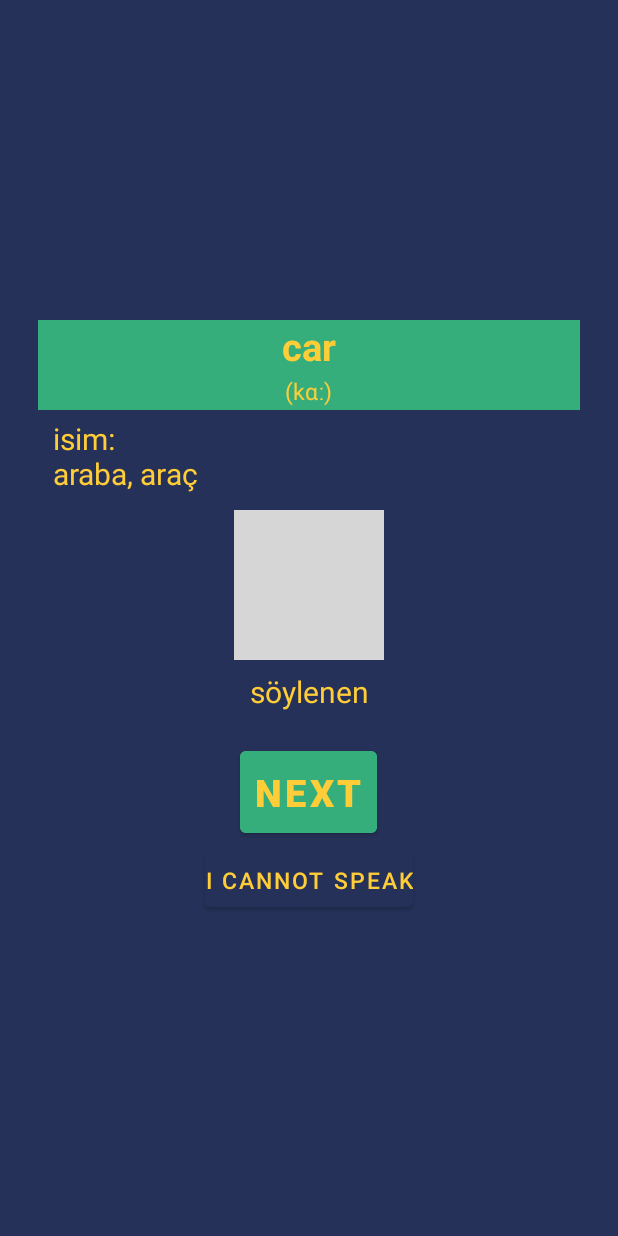
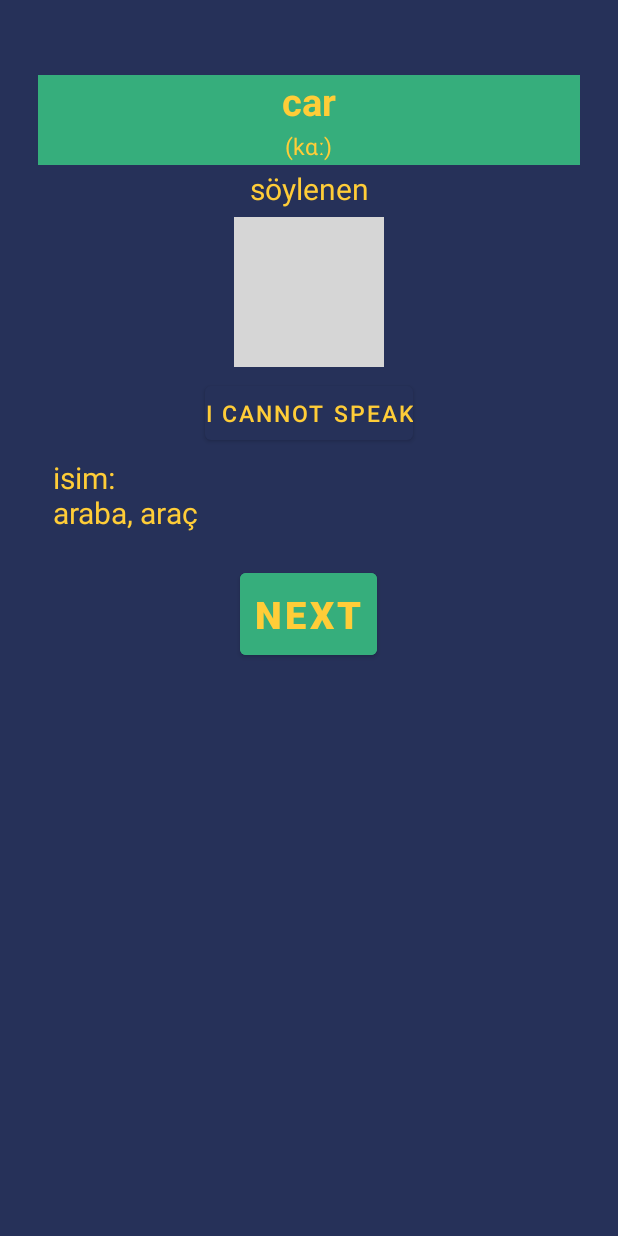
Before and after one commit to OrkunDmrc/puppydictionary, an Android app: the layout fragment_study_speak.xml on its own in the app's theme, with its tools: preview values and no code run, on a phone screen of 412 x 824 dp. Run offline under Robolectric (Android 15) with nearby library versions, the phone set to English and light mode, and no system bars; grey boxes are pictures that could not be loaded.

Commit message:
fixed bug in Study

```diff
--- a/app/src/main/java/com/example/puppydictinary/view/StudyVoice.kt
+++ b/app/src/main/java/com/example/puppydictinary/view/StudyVoice.kt
@@ -22,7 +22,7 @@ import java.util.*
 import kotlin.collections.ArrayList
 
 class StudyVoice(val wordsList: ArrayList<WordViewModel>, val studyImageViews: ArrayList<ImageView>) : Fragment() {
-    private var wordIndex: Int = 0
+    private var wordIndex: Int = -1
     var tts: TextToSpeech? = null
 
     override fun onCreate(savedInstanceState: Bundle?) {
@@ -63,11 +63,10 @@ class StudyVoice(val wordsList: ArrayList<WordViewModel>, val studyImageViews: A
             imm.hideSoftInputFromWindow(view?.getWindowToken(), 0)
             check_button.isEnabled = false
             description_layout.visibility = View.VISIBLE
-            wordIndex++
             nextButton.visibility = View.VISIBLE
         }
         nextButton.setOnClickListener {
-            if(wordIndex < wordsList.size)
+            if(wordIndex < wordsList.size - 1)
                 fillObjects()
             else
                 parentFragmentManager.beginTransaction().replace(R.id.study_frame, StudySpeak(wordsList, studyImageViews)).commit()
@@ -80,6 +79,7 @@ class StudyVoice(val wordsList: ArrayList<WordViewModel>, val studyImageViews: A
     }
 
     private fun fillObjects(){
+        wordIndex++
         tts = TextToSpeech(context, TextToSpeech.OnInitListener {
             if (it == TextToSpeech.SUCCESS) {
                 tts?.language = Locale.US
--- a/app/src/main/res/layout/fragment_study_selection.xml
+++ b/app/src/main/res/layout/fragment_study_selection.xml
@@ -13,7 +13,8 @@
         tools:context=".view.StudySelection"
         android:background="@color/background"
         android:orientation="vertical"
-        android:layout_gravity="center"
+        android:layout_gravity="top"
+        android:layout_marginTop="50dp"
         android:gravity="center">
         <LinearLayout
             android:id="@+id/phonetic_layout"
@@ -122,7 +123,7 @@
             android:layout_width="wrap_content"
             android:layout_height="wrap_content"
             android:backgroundTint="@color/button"
-            android:layout_marginTop="20dp"
+            android:layout_marginTop="15dp"
             android:padding="10dp"
             android:text="next"
             android:textColor="@color/text"
--- a/app/src/main/res/layout/fragment_study_speak.xml
+++ b/app/src/main/res/layout/fragment_study_speak.xml
@@ -11,7 +11,8 @@
         tools:context=".view.StudySelection"
         android:background="@color/background"
         android:orientation="vertical"
-        android:layout_gravity="center"
+        android:layout_gravity="top"
+        android:layout_marginTop="50dp"
         android:gravity="center">
         <LinearLayout
             android:id="@+id/phonetic_layout"
@@ -42,6 +43,39 @@
                 android:padding="2dp"
                 android:text="(kɑː)"/>
         </LinearLayout>
+        <TextView
+            android:id="@+id/speech_text"
+            android:layout_width="match_parent"
+            android:layout_height="wrap_content"
+            android:text="söylenen"
+            android:textAlignment="center"
+            android:textSize="20dp"
+            android:textColor="@color/text"
+            android:layout_marginTop="2dp"/>
+        <LinearLayout
+            android:id="@+id/mic_button_background"
+            android:layout_width="wrap_content"
+            android:layout_height="wrap_content"
+            android:textColor="@color/text"
+            android:background="@color/card"
+            android:layout_marginVertical="5dp"
+            android:gravity="center"
+            android:orientation="vertical">
+            <ImageButton
+                android:id="@+id/mic_button"
+                android:layout_width="100dp"
+                android:layout_height="100dp"
+                android:background="@drawable/ic_baseline_mic_24"/>
+        </LinearLayout>
+        <Button
+            android:id="@+id/not_speak"
+            android:layout_width="wrap_content"
+            android:layout_height="wrap_content"
+            android:layout_marginTop="1dp"
+            android:padding="0dp"
+            android:text="I cannot speak"
+            android:textColor="@color/text"
+            android:textSize="15dp"/>
         <LinearLayout
             android:id="@+id/description_layout"
             android:layout_width="match_parent"
@@ -63,49 +97,18 @@
                     android:textSize="20dp" />
             </LinearLayout>
         </LinearLayout>
-        <LinearLayout
-            android:id="@+id/mic_button_background"
-            android:layout_width="wrap_content"
-            android:layout_height="wrap_content"
-            android:textColor="@color/text"
-            android:background="@color/card"
-            android:layout_marginVertical="5dp"
-            android:gravity="center"
-            android:orientation="vertical">
-            <ImageButton
-                android:id="@+id/mic_button"
-                android:layout_width="100dp"
-                android:layout_height="100dp"
-                android:background="@drawable/ic_baseline_mic_24"/>
-        </LinearLayout>
-        <TextView
-            android:id="@+id/speech_text"
-            android:layout_width="match_parent"
-            android:layout_height="wrap_content"
-            android:text="söylenen"
-            android:textAlignment="center"
-            android:textSize="20dp"
-            android:textColor="@color/text"
-            android:layout_marginTop="2dp"/>
+
         <Button
             android:id="@+id/nextButton"
             android:layout_width="wrap_content"
             android:layout_height="wrap_content"
             android:backgroundTint="@color/button"
-            android:layout_marginTop="20dp"
+            android:layout_marginTop="15dp"
             android:padding="10dp"
             android:text="next"
             android:textColor="@color/text"
             android:textSize="25dp"
             android:textStyle="bold"/>
-        <Button
-            android:id="@+id/not_speak"
-            android:layout_width="wrap_content"
-            android:layout_height="wrap_content"
-            android:layout_marginTop="1dp"
-            android:padding="0dp"
-            android:text="I cannot speak"
-            android:textColor="@color/text"
-            android:textSize="15dp"/>
+
     </LinearLayout>
 </androidx.core.widget.NestedScrollView>
--- a/app/src/main/res/layout/fragment_study_voice.xml
+++ b/app/src/main/res/layout/fragment_study_voice.xml
@@ -11,7 +11,8 @@
         tools:context=".view.StudySelection"
         android:background="@color/background"
         android:orientation="vertical"
-        android:layout_gravity="center"
+        android:layout_gravity="top"
+        android:layout_marginTop="50dp"
         android:gravity="center">
         <LinearLayout
             android:layout_width="wrap_content"
@@ -72,7 +73,6 @@
             android:layout_height="wrap_content"
             android:background="@color/background"
             android:orientation="vertical"
-            android:layout_marginVertical="10dp"
             android:layout_marginHorizontal="10dp">
             <LinearLayout
                 android:layout_width="match_parent"
@@ -116,7 +116,7 @@
             android:layout_width="wrap_content"
             android:layout_height="wrap_content"
             android:backgroundTint="@color/button"
-            android:layout_marginTop="20dp"
+            android:layout_marginTop="15dp"
             android:padding="10dp"
             android:text="next"
             android:textColor="@color/text"
```
Also changed, not shown: app/src/main/java/com/example/puppydictinary/view/StudySelection.kt (+6 -5 lines), app/src/main/java/com/example/puppydictinary/view/StudySpeak.kt (+3 -4 lines).
